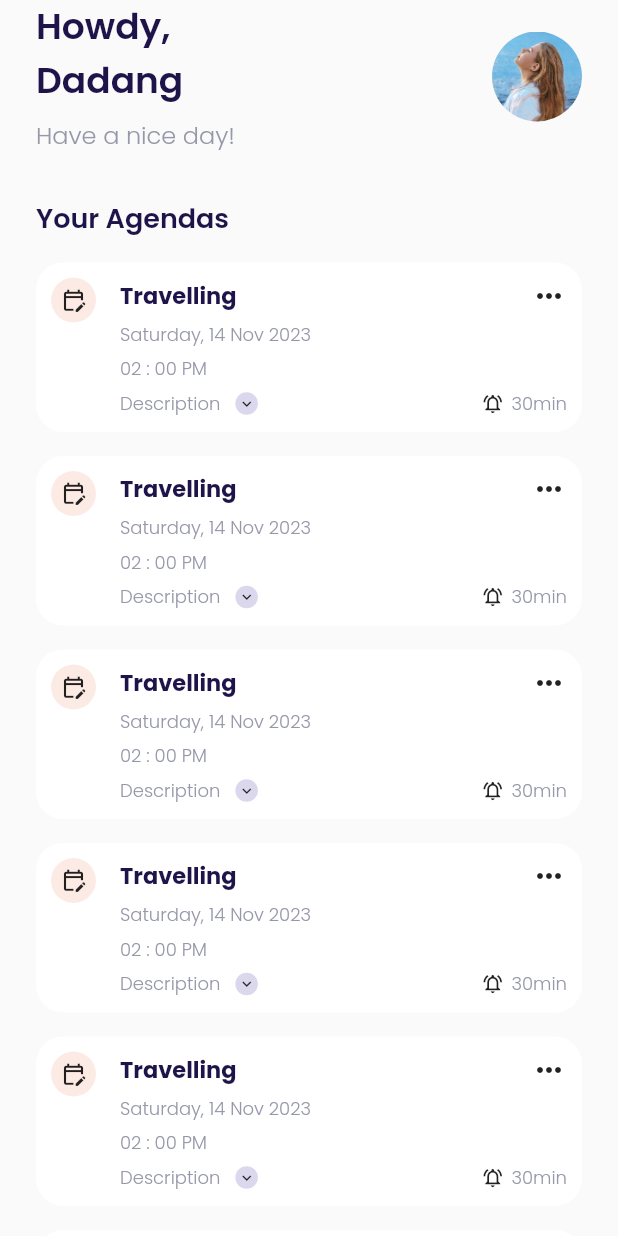
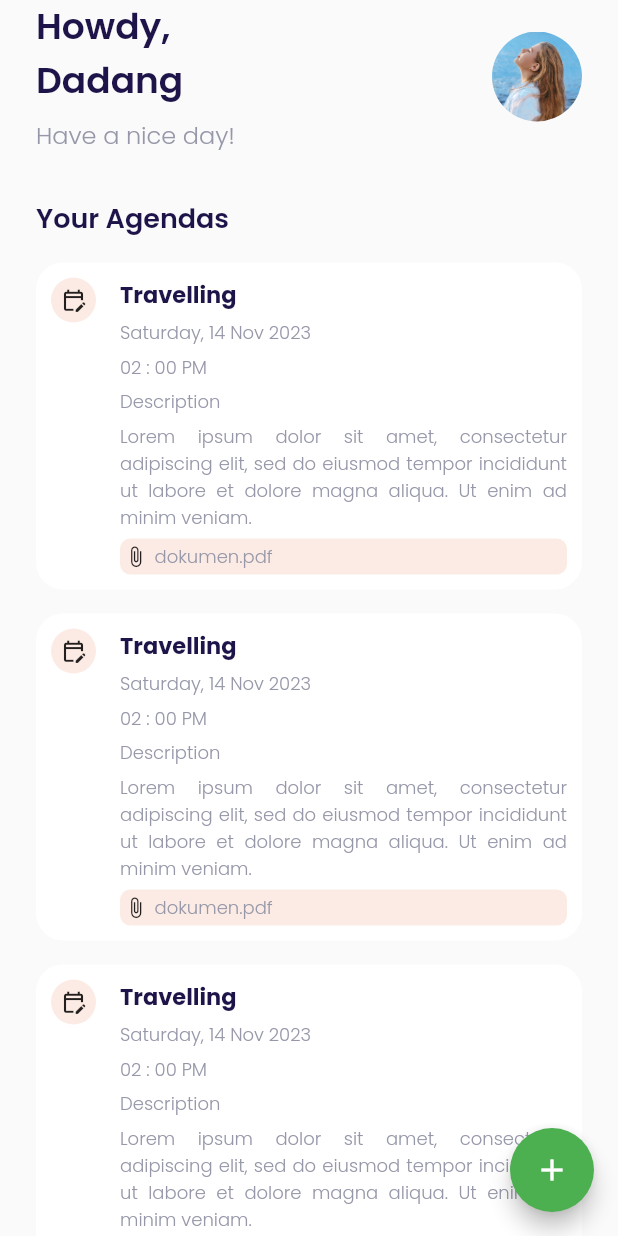
Before and after one commit to aluth313/agenda-luthfi-flutter, a Flutter app: the HomePage screen opened by its route, on a phone screen of 412 x 824 dp. Run offline on Flutter 3.47's test engine with Material 2 defaults, Android fonts, the phone set to English and light mode, and no system bars; drawn by our look-alikes of flutter_slidable; our stand-ins replace flutter_bloc, google_fonts.

Commit message:
done home page

```diff
--- a/lib/main.dart
+++ b/lib/main.dart
@@ -9,7 +9,6 @@ void main() {
 class MyApp extends StatelessWidget {
   const MyApp({super.key});
 
-  // This widget is the root of your application.
   @override
   Widget build(BuildContext context) {
     return MaterialApp(
--- a/lib/ui/pages/home_page.dart
+++ b/lib/ui/pages/home_page.dart
@@ -123,7 +123,9 @@ class _HomePageState extends State<HomePage> {
               shrinkWrap: true,
               physics: NeverScrollableScrollPhysics(),
               itemBuilder: (context, index) {
-                return AgendaTile();
+                return AgendaTile(
+                  index: index,
+                );
               },
             ),
             // Column(
@@ -143,6 +145,13 @@ class _HomePageState extends State<HomePage> {
           header(),
           newDestinations(),
         ],
+      ),
+      floatingActionButton: FloatingActionButton(
+        onPressed: () {
+          print('di add');
+        },
+        backgroundColor: Colors.green,
+        child: const Icon(Icons.add_outlined),
       ),
     );
 
--- a/lib/ui/widgets/agenda_tile.dart
+++ b/lib/ui/widgets/agenda_tile.dart
@@ -1,15 +1,38 @@
 import 'package:agenda_luthfi/shared/theme.dart';
 import 'package:flutter/material.dart';
+import 'package:flutter_slidable/flutter_slidable.dart';
 
 class AgendaTile extends StatelessWidget {
   // final DestinationModel destination;
+  final int index;
 
-  const AgendaTile({Key? key}) : super(key: key);
+  const AgendaTile({Key? key, required this.index}) : super(key: key);
 
   @override
   Widget build(BuildContext context) {
-    return GestureDetector(
-      onTap: () {},
+    return Slidable(
+      key: ValueKey(index),
+      endActionPane: ActionPane(
+        motion: ScrollMotion(),
+        children: [
+          SlidableAction(
+            onPressed: (context) {
+              print('Edit $index');
+            },
+            backgroundColor: kBackgroundColor,
+            foregroundColor: kBlackColor,
+            icon: Icons.edit_outlined,
+          ),
+          SlidableAction(
+            onPressed: (context) {
+              print('Delete ${index}');
+            },
+            backgroundColor: kBackgroundColor,
+            foregroundColor: kBlackColor,
+            icon: Icons.delete_outlined,
+          ),
+        ],
+      ),
       child: Container(
         margin: EdgeInsets.only(top: 16),
         padding: EdgeInsets.all(10),
@@ -35,22 +58,13 @@ class AgendaTile extends StatelessWidget {
               child: Column(
                 crossAxisAlignment: CrossAxisAlignment.start,
                 children: [
-                  Row(
-                    children: [
-                      Expanded(
-                        child: Text(
+                  Text(
                     'Travelling',
                     overflow: TextOverflow.ellipsis,
                     style: blackTextStyle.copyWith(
                       fontSize: 15,
                       fontWeight: bold,
                     ),
-                        ),
-                      ),
-                      Icon(
-                        Icons.more_horiz_outlined,
-                      ),
-                    ],
                   ),
                   SizedBox(
                     height: 5,
@@ -77,11 +91,6 @@ class AgendaTile extends StatelessWidget {
                   SizedBox(
                     height: 5,
                   ),
-                  Row(
-                    children: [
-                      Expanded(
-                        child: Row(
-                          children: [
                   Text(
                     'Description',
                     style: greyTextStyle.copyWith(
@@ -89,43 +98,47 @@ class AgendaTile extends StatelessWidget {
                       fontSize: 12,
                     ),
                   ),
-                            Container(
-                              width: 15,
-                              height: 15,
-                              margin: EdgeInsets.only(
-                                left: 10,
+                  SizedBox(
+                    height: 5,
                   ),
-                              decoration: BoxDecoration(
-                                color: kInactiveColor,
-                                shape: BoxShape.circle,
-                              ),
-                              child: Icon(
-                                Icons.keyboard_arrow_down_outlined,
-                                size: 12,
-                              ),
-                            )
-                          ],
+                  Text(
+                    'Lorem ipsum dolor sit amet, consectetur adipiscing elit, sed do eiusmod tempor incididunt ut labore et dolore magna aliqua. Ut enim ad minim veniam.',
+                    textAlign: TextAlign.justify,
+                    style: greyTextStyle.copyWith(
+                      fontWeight: light,
+                      fontSize: 12,
                     ),
                   ),
-                      Row(
+                  SizedBox(
+                    height: 5,
+                  ),
+                  Container(
+                    padding: EdgeInsets.all(3),
+                    decoration: BoxDecoration(
+                      color: kAgendaContainerColor,
+                      borderRadius: BorderRadius.circular(7),
+                    ),
+                    child: Row(
                       children: [
                         Icon(
-                            Icons.notifications_active_outlined,
+                          Icons.attach_file_outlined,
                           size: 15,
                         ),
                         SizedBox(
                           width: 5,
                         ),
-                          Text(
-                            '30min',
+                        Expanded(
+                          child: Text(
+                            'dokumen.pdf',
+                            overflow: TextOverflow.ellipsis,
                             style: greyTextStyle.copyWith(
                               fontWeight: light,
                               fontSize: 12,
                             ),
                           ),
+                        ),
                       ],
                     ),
-                    ],
                   ),
                 ],
               ),
--- a/pubspec.yaml
+++ b/pubspec.yaml
@@ -37,6 +37,7 @@ dependencies:
   cupertino_icons: ^1.0.2
   google_fonts: ^4.0.3
   flutter_bloc: ^8.1.2
+  flutter_slidable: ^2.0.0
 
 dev_dependencies:
   flutter_test:
```
Also changed, not shown: pubspec.lock. Lines whose indentation alone changed are shown as unchanged.
